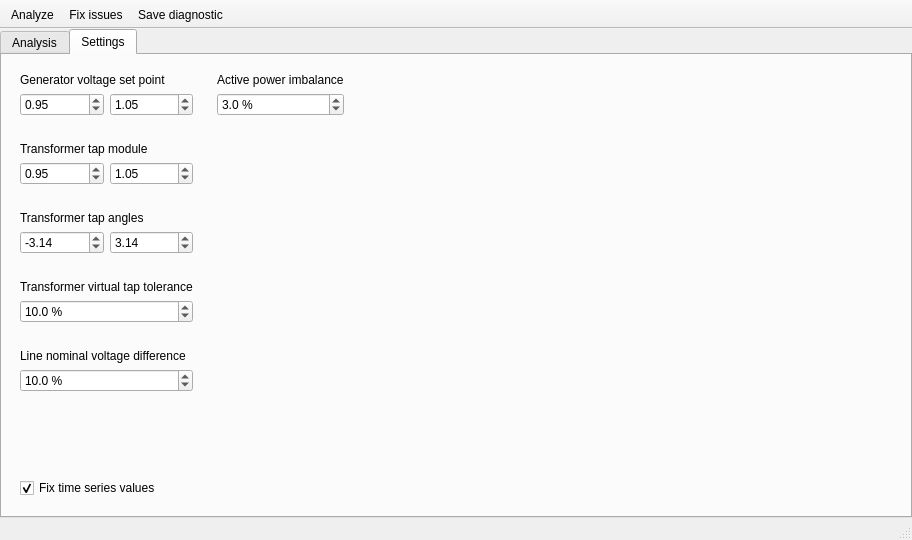
Old version of the form src/GridCal/Gui/Analysis/gui.ui in the repository SanPen/GridCal.
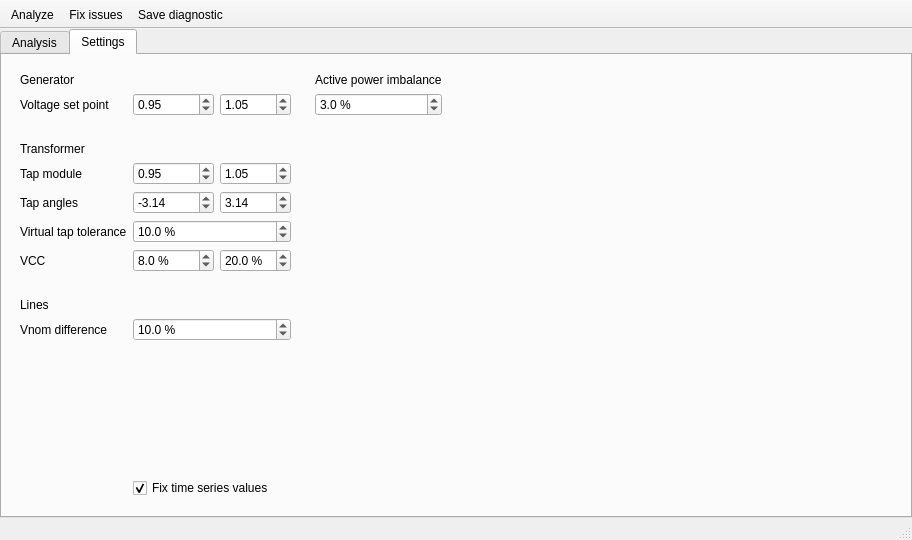
New version of the form. The open tabs and pages were chosen to show the change. Icons and pictures are not drawn.

Commit message: Added vcc transformer analysis rule

What changed in the file:
```diff
--- a/src/GridCal/Gui/Analysis/gui.ui
+++ b/src/GridCal/Gui/Analysis/gui.ui
@@ -90,38 +90,81 @@
            <enum>QFrame::Raised</enum>
           </property>
           <layout class="QGridLayout" name="gridLayout">
-           <item row="5" column="0" colspan="2">
+           <item row="3" column="0">
+            <widget class="QLabel" name="label_4">
+             <property name="text">
+              <string>Transformer</string>
+             </property>
+            </widget>
+           </item>
+           <item row="11" column="0">
             <widget class="QLabel" name="label_5">
              <property name="text">
-              <string/>
+              <string>VCC </string>
+             </property>
+            </widget>
+           </item>
+           <item row="11" column="2">
+            <widget class="QDoubleSpinBox" name="transformerVccMaxSpinBox">
+             <property name="suffix">
+              <string> %</string>
+             </property>
+             <property name="decimals">
+              <number>1</number>
+             </property>
+             <property name="value">
+              <double>20.000000000000000</double>
              </property>
             </widget>
            </item>
            <item row="1" column="0">
-            <widget class="QDoubleSpinBox" name="genVsetMinSpinBox">
+            <widget class="QLabel" name="label">
+             <property name="text">
+              <string>Voltage set point</string>
+             </property>
+            </widget>
+           </item>
+           <item row="9" column="1" colspan="2">
+            <widget class="QDoubleSpinBox" name="virtualTapToleranceSpinBox">
+             <property name="toolTip">
+              <string>This is the tolerance for the difference between a transformer winding nominal voltage and the nominal voltage of the bus it is connected to.</string>
+             </property>
+             <property name="suffix">
+              <string> %</string>
+             </property>
+             <property name="decimals">
+              <number>1</number>
+             </property>
+             <property name="maximum">
+              <double>9999.000000000000000</double>
+             </property>
              <property name="value">
-              <double>0.950000000000000</double>
+              <double>10.000000000000000</double>
              </property>
             </widget>
            </item>
-           <item row="12" column="0" colspan="2">
-            <widget class="QLabel" name="label_10">
+           <item row="7" column="0">
+            <widget class="QLabel" name="label_3">
              <property name="text">
-              <string>Line nominal voltage difference</string>
+              <string>Tap angles</string>
              </property>
             </widget>
            </item>
-           <item row="7" column="1">
-            <widget class="QDoubleSpinBox" name="transformerTapAngleMaxSpinBox">
-             <property name="minimum">
-              <double>-99.000000000000000</double>
+           <item row="0" column="0">
+            <widget class="QLabel" name="label_12">
+             <property name="text">
+              <string>Generator</string>
              </property>
-             <property name="value">
-              <double>3.140000000000000</double>
+            </widget>
+           </item>
+           <item row="2" column="0">
+            <widget class="QLabel" name="label_11">
+             <property name="text">
+              <string/>
              </property>
             </widget>
            </item>
-           <item row="14" column="0" colspan="2">
+           <item row="15" column="1" colspan="2">
             <spacer name="verticalSpacer">
              <property name="orientation">
               <enum>Qt::Vertical</enum>
@@ -134,38 +177,17 @@
              </property>
             </spacer>
            </item>
-           <item row="11" column="0" colspan="2">
-            <widget class="QLabel" name="label_9">
-             <property name="text">
-              <string/>
+           <item row="7" column="2">
+            <widget class="QDoubleSpinBox" name="transformerTapAngleMaxSpinBox">
+             <property name="minimum">
+              <double>-99.000000000000000</double>
              </property>
-            </widget>
-           </item>
-           <item row="6" column="0" colspan="2">
-            <widget class="QLabel" name="label_3">
-             <property name="text">
-              <string>Transformer tap angles</string>
+             <property name="value">
+              <double>3.140000000000000</double>
              </property>
             </widget>
            </item>
-           <item row="2" column="0" colspan="2">
-            <widget class="QLabel" name="label_4">
-             <property name="text">
-              <string/>
-             </property>
-            </widget>
-           </item>
-           <item row="15" column="0" colspan="2">
-            <widget class="QCheckBox" name="fixTimeSeriesCheckBox">
-             <property name="text">
-              <string>Fix time series values</string>
-             </property>
-             <property name="checked">
-              <bool>true</bool>
-             </property>
-            </widget>
-           </item>
-           <item row="7" column="0">
+           <item row="7" column="1">
             <widget class="QDoubleSpinBox" name="transformerTapAngleMinSpinBox">
              <property name="minimum">
               <double>-99999.000000000000000</double>
@@ -178,75 +200,28 @@
              </property>
             </widget>
            </item>
-           <item row="8" column="0" colspan="2">
-            <widget class="QLabel" name="label_7">
-             <property name="text">
-              <string/>
-             </property>
-            </widget>
-           </item>
-           <item row="9" column="0" colspan="2">
-            <widget class="QLabel" name="label_6">
-             <property name="text">
-              <string>Transformer virtual tap tolerance</string>
-             </property>
-            </widget>
-           </item>
-           <item row="1" column="1">
-            <widget class="QDoubleSpinBox" name="genVsetMaxSpinBox">
-             <property name="value">
-              <double>1.050000000000000</double>
-             </property>
-            </widget>
-           </item>
-           <item row="3" column="0" colspan="2">
+           <item row="5" column="0">
             <widget class="QLabel" name="label_2">
              <property name="text">
-              <string>Transformer tap module</string>
+              <string>Tap module</string>
              </property>
             </widget>
            </item>
-           <item row="4" column="1">
-            <widget class="QDoubleSpinBox" name="transformerTapModuleMaxSpinBox">
-             <property name="value">
-              <double>1.050000000000000</double>
-             </property>
-            </widget>
-           </item>
-           <item row="0" column="0" colspan="2">
-            <widget class="QLabel" name="label">
+           <item row="14" column="0">
+            <widget class="QLabel" name="label_15">
              <property name="text">
-              <string>Generator voltage set point</string>
+              <string>Vnom difference</string>
              </property>
             </widget>
            </item>
-           <item row="10" column="0" colspan="2">
-            <widget class="QDoubleSpinBox" name="virtualTapToleranceSpinBox">
-             <property name="toolTip">
-              <string>This is the tolerance for the difference between a transformer winding nominal voltage and the nominal voltage of the bus it is connected to.</string>
-             </property>
-             <property name="suffix">
-              <string> %</string>
-             </property>
-             <property name="decimals">
-              <number>1</number>
-             </property>
-             <property name="maximum">
-              <double>9999.000000000000000</double>
-             </property>
-             <property name="value">
-              <double>10.000000000000000</double>
-             </property>
-            </widget>
-           </item>
-           <item row="4" column="0">
+           <item row="5" column="1">
             <widget class="QDoubleSpinBox" name="transformerTapModuleMinSpinBox">
              <property name="value">
               <double>0.950000000000000</double>
              </property>
             </widget>
            </item>
-           <item row="13" column="0" colspan="2">
+           <item row="14" column="1" colspan="2">
             <widget class="QDoubleSpinBox" name="lineNominalVoltageToleranceSpinBox">
              <property name="toolTip">
               <string>This is the tolerance for the difference between a transformer winding nominal voltage and the nominal voltage of the bus it is connected to.</string>
@@ -265,6 +240,77 @@
              </property>
             </widget>
            </item>
+           <item row="12" column="1">
+            <widget class="QLabel" name="label_13">
+             <property name="text">
+              <string/>
+             </property>
+            </widget>
+           </item>
+           <item row="13" column="0">
+            <widget class="QLabel" name="label_14">
+             <property name="text">
+              <string>Lines</string>
+             </property>
+            </widget>
+           </item>
+           <item row="9" column="0">
+            <widget class="QLabel" name="label_6">
+             <property name="text">
+              <string>Virtual tap tolerance</string>
+             </property>
+            </widget>
+           </item>
+           <item row="16" column="1" colspan="2">
+            <widget class="QCheckBox" name="fixTimeSeriesCheckBox">
+             <property name="text">
+              <string>Fix time series values</string>
+             </property>
+             <property name="checked">
+              <bool>true</bool>
+             </property>
+            </widget>
+           </item>
+           <item row="1" column="2">
+            <widget class="QDoubleSpinBox" name="genVsetMaxSpinBox">
+             <property name="value">
+              <double>1.050000000000000</double>
+             </property>
+            </widget>
+           </item>
+           <item row="11" column="1">
+            <widget class="QDoubleSpinBox" name="transformerVccMinSpinBox">
+             <property name="suffix">
+              <string> %</string>
+             </property>
+             <property name="decimals">
+              <number>1</number>
+             </property>
+             <property name="minimum">
+              <double>0.000000000000000</double>
+             </property>
+             <property name="maximum">
+              <double>100.000000000000000</double>
+             </property>
+             <property name="value">
+              <double>8.000000000000000</double>
+             </property>
+            </widget>
+           </item>
+           <item row="1" column="1">
+            <widget class="QDoubleSpinBox" name="genVsetMinSpinBox">
+             <property name="value">
+              <double>0.950000000000000</double>
+             </property>
+            </widget>
+           </item>
+           <item row="5" column="2">
+            <widget class="QDoubleSpinBox" name="transformerTapModuleMaxSpinBox">
+             <property name="value">
+              <double>1.050000000000000</double>
+             </property>
+            </widget>
+           </item>
           </layout>
          </widget>
         </item>
```
Left out of the diff: 3 changed lines with no effect on the pictures. The commit also changes 7 other files.
